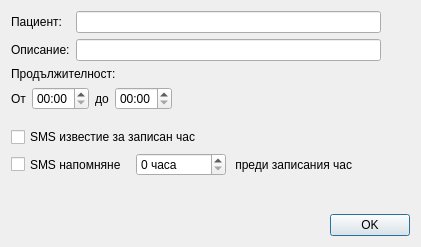
The window that src/View/Widgets/CalendarEventDialog.ui (thefinalcutbg/DinoDent) describes before a commit, drawn with Qt 5.
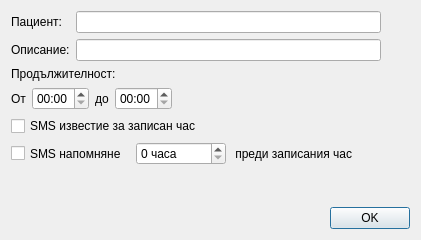
The same window after the commit.

The edit to the form file:
```diff
--- a/src/View/Widgets/CalendarEventDialog.ui
+++ b/src/View/Widgets/CalendarEventDialog.ui
@@ -7,7 +7,7 @@
     <x>0</x>
     <y>0</y>
     <width>421</width>
-    <height>247</height>
+    <height>240</height>
    </rect>
   </property>
   <property name="minimumSize">
@@ -87,7 +87,7 @@
          <property name="sizeHint" stdset="0">
           <size>
            <width>20</width>
-           <height>40</height>
+           <height>5</height>
           </size>
          </property>
         </spacer>
@@ -169,6 +169,12 @@
       <property name="leftMargin">
        <number>0</number>
       </property>
+      <property name="topMargin">
+       <number>0</number>
+      </property>
+      <property name="bottomMargin">
+       <number>0</number>
+      </property>
       <item>
        <widget class="QCheckBox" name="smsNotifyCheck">
         <property name="text">
@@ -252,6 +258,19 @@
         </item>
        </layout>
       </item>
+      <item>
+       <widget class="QLabel" name="reminderTimeLabel">
+        <property name="sizePolicy">
+         <sizepolicy hsizetype="Expanding" vsizetype="Preferred">
+          <horstretch>0</horstretch>
+          <verstretch>0</verstretch>
+         </sizepolicy>
+        </property>
+        <property name="text">
+         <string/>
+        </property>
+       </widget>
+      </item>
      </layout>
     </widget>
    </item>
@@ -263,26 +282,13 @@
      <property name="sizeHint" stdset="0">
       <size>
        <width>20</width>
-       <height>40</height>
+       <height>0</height>
       </size>
      </property>
     </spacer>
    </item>
    <item>
     <layout class="QHBoxLayout" name="horizontalLayout_2">
-     <item>
-      <widget class="QLabel" name="reminderTimeLabel">
-       <property name="sizePolicy">
-        <sizepolicy hsizetype="Expanding" vsizetype="Preferred">
-         <horstretch>0</horstretch>
-         <verstretch>0</verstretch>
-        </sizepolicy>
-       </property>
-       <property name="text">
-        <string/>
-       </property>
-      </widget>
-     </item>
      <item>
       <spacer name="horizontalSpacer">
        <property name="orientation">
```
